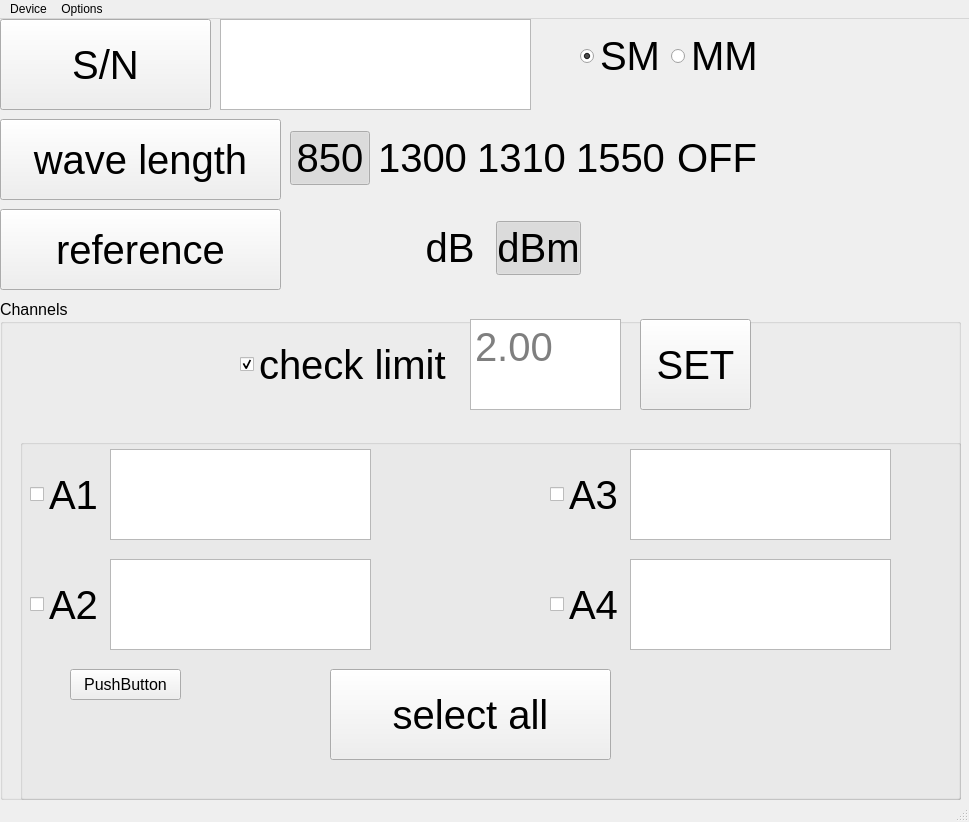
Above: OptoconPowerMeterGUIApp/Views/OptoconBasicDevelopmentView.ui from vaclavpfeifer/OptoconApplications before the change. Below: the same form after it.
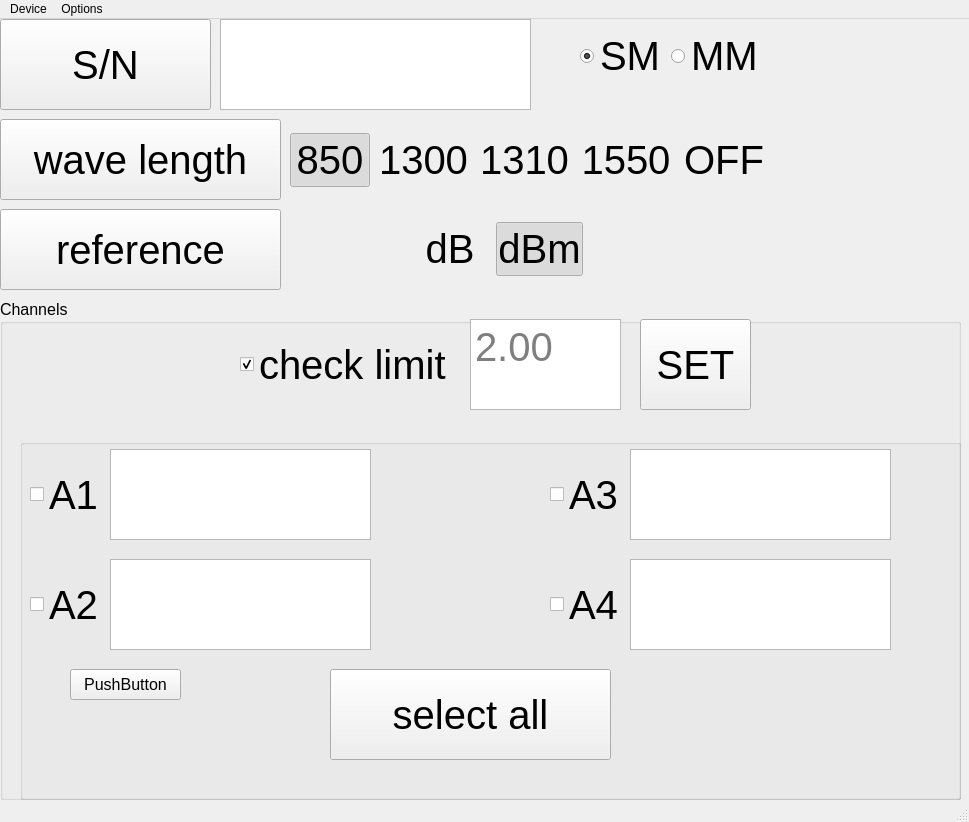
That is the form after the change.

The edit to the form file:
```diff
--- a/OptoconPowerMeterGUIApp/Views/OptoconBasicDevelopmentView.ui
+++ b/OptoconPowerMeterGUIApp/Views/OptoconBasicDevelopmentView.ui
@@ -387,7 +387,7 @@
       <x>580</x>
       <y>10</y>
       <width>181</width>
-      <height>54</height>
+      <height>55</height>
      </rect>
     </property>
     <layout class="QHBoxLayout" name="horizontalLayout_1">
@@ -425,8 +425,8 @@
      <rect>
       <x>290</x>
       <y>110</y>
-      <width>471</width>
-      <height>58</height>
+      <width>478</width>
+      <height>62</height>
      </rect>
     </property>
     <layout class="QHBoxLayout" name="horizontalLayout_2">
@@ -539,8 +539,8 @@
      <rect>
       <x>410</x>
       <y>200</y>
-      <width>171</width>
-      <height>58</height>
+      <width>173</width>
+      <height>60</height>
      </rect>
     </property>
     <layout class="QHBoxLayout" name="horizontalLayout_3">
```
Left out of the diff: 4 changed lines with no effect on the pictures.
